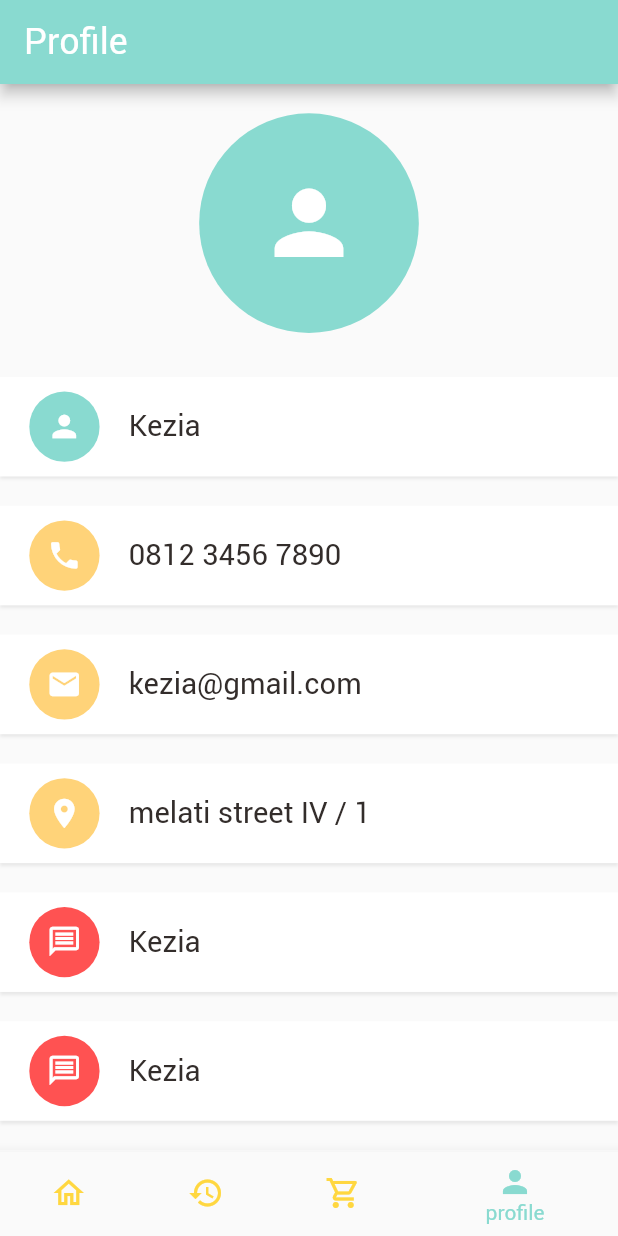
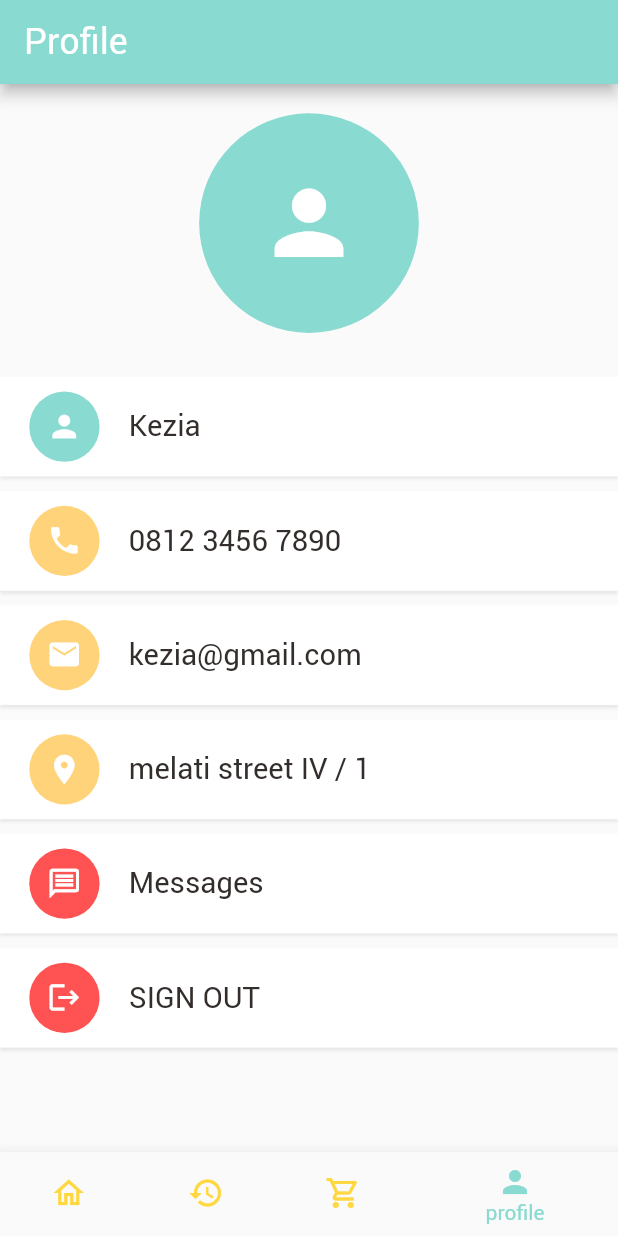
Before and after one commit to kezia2909/food_delivery_project_flutter, a Flutter app: the screen it shows after launch, item 4 of the bottom bar chosen, on a phone screen of 412 x 824 dp. Run offline on Flutter 3.47's test engine with Material 2 defaults, Android fonts, the light colour scheme and no system bars; our stand-ins replace dots_indicator, get, shared_preferences; network calls fail.

Commit message:
sign out

```diff
--- a/lib/controllers/auth_controller.dart
+++ b/lib/controllers/auth_controller.dart
@@ -58,4 +58,8 @@ class AuthController extends GetxController implements GetxService {
   bool userLoggedIn() {
     return authRepo.userLoggedIn();
   }
+
+  bool clearSharedData() {
+    return authRepo.clearSharedData();
+  }
 }
--- a/lib/controllers/cart_controller.dart
+++ b/lib/controllers/cart_controller.dart
@@ -158,4 +158,9 @@ class CartController extends GetxController {
     cartRepo.addToCartList(getItems);
     update();
   }
+
+  void clearCartHistory() {
+    cartRepo.clearCardHistory();
+    update();
+  }
 }
--- a/lib/data/repository/cart_repo.dart
+++ b/lib/data/repository/cart_repo.dart
@@ -88,4 +88,10 @@ class CartRepo {
     cart = [];
     sharedPreferences.remove(AppConstants.CART_LIST);
   }
+
+  void clearCardHistory() {
+    removeCart();
+    cartHistory = [];
+    sharedPreferences.remove(AppConstants.CART_HISTORY_LIST);
+  }
 }
--- a/lib/pages/account/account_page.dart
+++ b/lib/pages/account/account_page.dart
@@ -1,9 +1,14 @@
 import 'package:flutter/material.dart';
+import 'package:food_delivery_project/controllers/cart_controller.dart';
+import 'package:food_delivery_project/routes/route_helper.dart';
 import 'package:food_delivery_project/utils/colors.dart';
 import 'package:food_delivery_project/utils/dimensions.dart';
 import 'package:food_delivery_project/widgets/account_widget.dart';
 import 'package:food_delivery_project/widgets/app_icon.dart';
 import 'package:food_delivery_project/widgets/big_text.dart';
+import 'package:get/get.dart';
+
+import '../../controllers/auth_controller.dart';
 
 class AccountPage extends StatelessWidget {
   const AccountPage({super.key});
@@ -48,7 +53,7 @@ class AccountPage extends StatelessWidget {
                     bigText: BigText(text: "Kezia"),
                   ),
                   SizedBox(
-                    height: Dimensions.height20,
+                    height: Dimensions.height10,
                   ),
                   // phone
                   AccountWidget(
@@ -62,7 +67,7 @@ class AccountPage extends StatelessWidget {
                     bigText: BigText(text: "0812 3456 7890"),
                   ),
                   SizedBox(
-                    height: Dimensions.height20,
+                    height: Dimensions.height10,
                   ),
                   // email
                   AccountWidget(
@@ -76,7 +81,7 @@ class AccountPage extends StatelessWidget {
                     bigText: BigText(text: "kezia@gmail.com"),
                   ),
                   SizedBox(
-                    height: Dimensions.height20,
+                    height: Dimensions.height10,
                   ),
                   // address
                   AccountWidget(
@@ -90,7 +95,7 @@ class AccountPage extends StatelessWidget {
                     bigText: BigText(text: "melati street IV / 1"),
                   ),
                   SizedBox(
-                    height: Dimensions.height20,
+                    height: Dimensions.height10,
                   ),
                   // message
                   AccountWidget(
@@ -101,49 +106,36 @@ class AccountPage extends StatelessWidget {
                       iconSize: Dimensions.iconSize24,
                       size: Dimensions.iconSize24 * 2,
                     ),
-                    bigText: BigText(text: "Kezia"),
+                    bigText: BigText(text: "Messages"),
                   ),
                   SizedBox(
-                    height: Dimensions.height20,
+                    height: Dimensions.height10,
                   ),
-                  AccountWidget(
-                    appIcon: AppIcon(
-                      icon: Icons.message_outlined,
-                      backgroundColor: Colors.redAccent,
-                      iconColor: Colors.white,
-                      iconSize: Dimensions.iconSize24,
-                      size: Dimensions.iconSize24 * 2,
+                  GestureDetector(
+                    onTap: () {
+                      if (Get.find<AuthController>().userLoggedIn()) {
+                        print("START LOGOUT");
+                        Get.find<AuthController>().clearSharedData();
+                        Get.find<CartController>().clear();
+                        Get.find<CartController>().clearCartHistory();
+                        Get.offNamed(RouteHelper.getSignInPage());
+                      } else {
+                        print("you already log out");
+                      }
+                    },
+                    child: AccountWidget(
+                      appIcon: AppIcon(
+                        icon: Icons.logout,
+                        backgroundColor: Colors.redAccent,
+                        iconColor: Colors.white,
+                        iconSize: Dimensions.iconSize24,
+                        size: Dimensions.iconSize24 * 2,
+                      ),
+                      bigText: BigText(text: "SIGN OUT"),
                     ),
-                    bigText: BigText(text: "Kezia"),
                   ),
                   SizedBox(
-                    height: Dimensions.height20,
-                  ),
-                  AccountWidget(
-                    appIcon: AppIcon(
-                      icon: Icons.message_outlined,
-                      backgroundColor: Colors.redAccent,
-                      iconColor: Colors.white,
-                      iconSize: Dimensions.iconSize24,
-                      size: Dimensions.iconSize24 * 2,
-                    ),
-                    bigText: BigText(text: "Kezia"),
-                  ),
-                  SizedBox(
-                    height: Dimensions.height20,
-                  ),
-                  AccountWidget(
-                    appIcon: AppIcon(
-                      icon: Icons.message_outlined,
-                      backgroundColor: Colors.redAccent,
-                      iconColor: Colors.white,
-                      iconSize: Dimensions.iconSize24,
-                      size: Dimensions.iconSize24 * 2,
-                    ),
-                    bigText: BigText(text: "Kezia"),
-                  ),
-                  SizedBox(
-                    height: Dimensions.height20,
+                    height: Dimensions.height10,
                   ),
                 ],
               ),
--- a/lib/utils/app_constants.dart
+++ b/lib/utils/app_constants.dart
@@ -3,7 +3,7 @@ class AppConstants {
   static const int APP_VERSION = 1;
 
   // static const String BASE_URL = "http://127.0.0.1:8000";
-  static const String BASE_URL = "https://b57d-203-78-117-116.ngrok-free.app";
+  static const String BASE_URL = "https://f730-203-78-117-116.ngrok-free.app";
 
   static const String POPULAR_PRODUCT_URI = "/api/v1/products/popular";
   static const String RECOMMENDED_PRODUCT_URI = "/api/v1/products/recommended";
```
Also changed, not shown: lib/data/repository/auth_repo.dart (+10 -0 lines).
